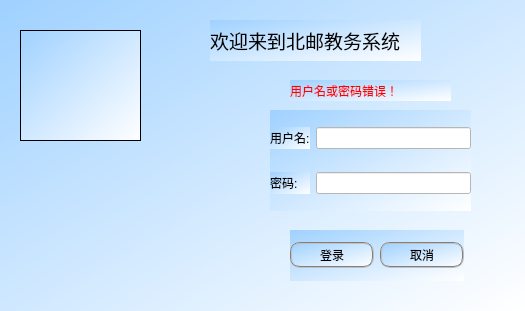
Above: source/login.ui from laddie132/Academic-Management-System-Demo before the change. Below: the same form after it.
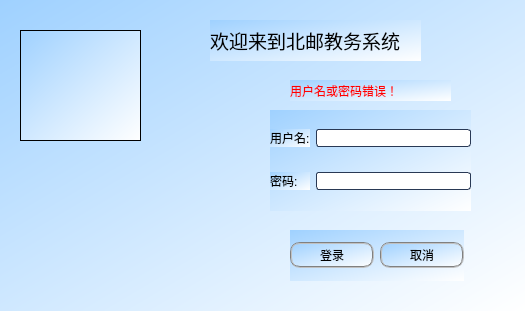
That is the form after the change. Icons and pictures are not drawn.

```diff
--- a/source/login.ui
+++ b/source/login.ui
@@ -94,7 +94,16 @@
     <item row="1" column="1">
      <widget class="QLineEdit" name="passowrd_edit">
       <property name="styleSheet">
-       <string notr="true">background-color: rgb(255, 255, 255);</string>
+       <string notr="true">QLineEdit {
+    border: 1px solid rgb(41, 57, 85); 
+    border-radius: 3px; 
+    background: white;   
+    selection-background-color: green; 
+}
+ 
+QLineEdit:hover {
+    border: 1px solid blue; 
+}</string>
       </property>
       <property name="frame">
        <bool>true</bool>
@@ -107,7 +116,16 @@
     <item row="0" column="1">
      <widget class="QLineEdit" name="username_edit">
       <property name="styleSheet">
-       <string notr="true">background-color: rgb(255, 255, 255);</string>
+       <string notr="true">QLineEdit {
+    border: 1px solid rgb(41, 57, 85); 
+    border-radius: 3px; 
+    background: white;   
+    selection-background-color: green; 
+}
+ 
+QLineEdit:hover {
+    border: 1px solid blue; 
+}</string>
       </property>
      </widget>
     </item>
```
